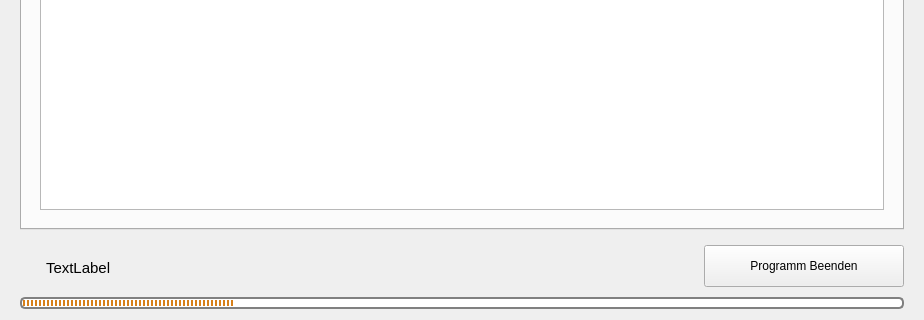
valueerrorx/life-exam, file server/server.ui: the form before one commit; both pictures show x 0 to 924 and y 422 to 742 of the 924 by 742 pixel window.
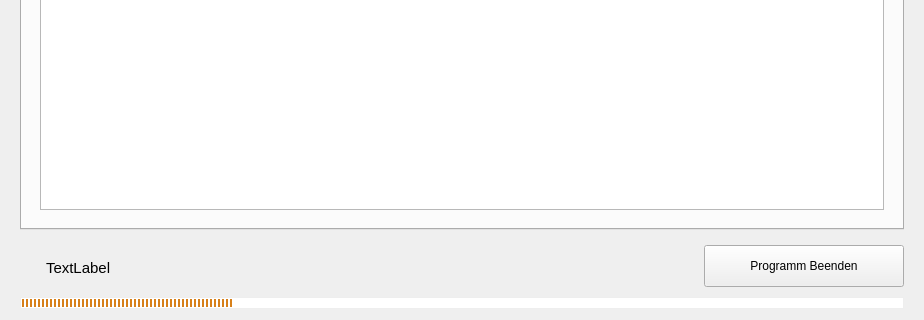
The form after the commit. Icons and pictures are not drawn.

```diff
--- a/server/server.ui
+++ b/server/server.ui
@@ -2528,8 +2528,7 @@
           </property>
           <property name="styleSheet">
            <string notr="true">QProgressBar{
-  border: 2px solid grey;
-  border-radius: 5px;
+  border: 1px solid #eeeeee;
   text-align: center;
 }
 QProgressBar::chunk{
```
